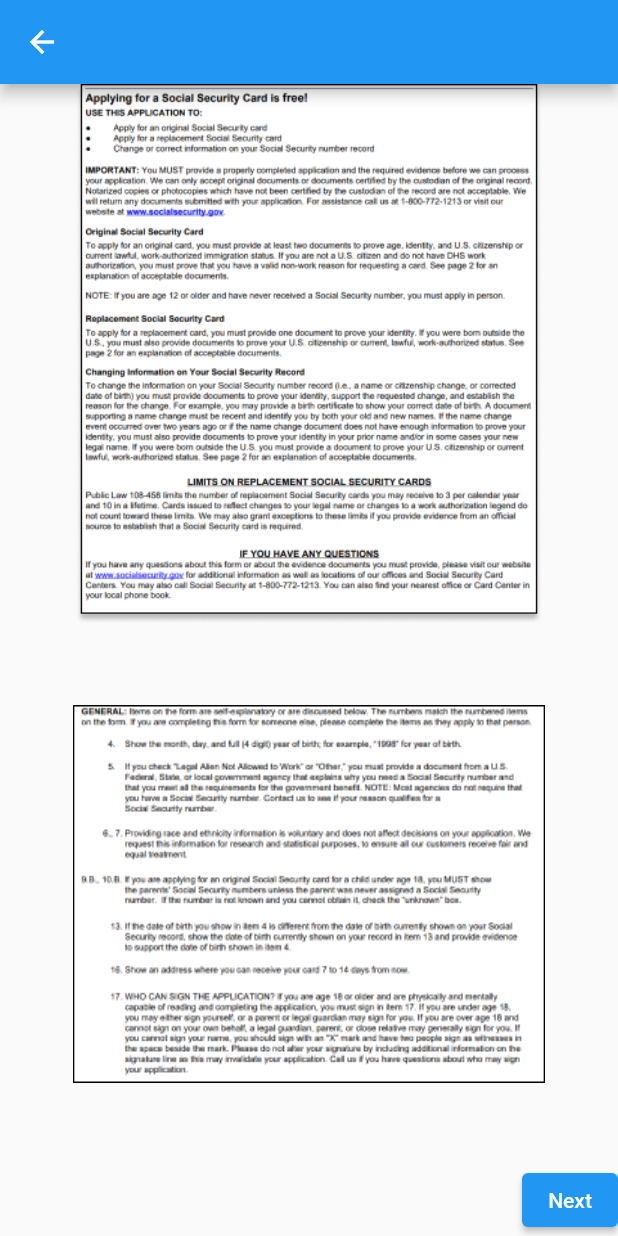
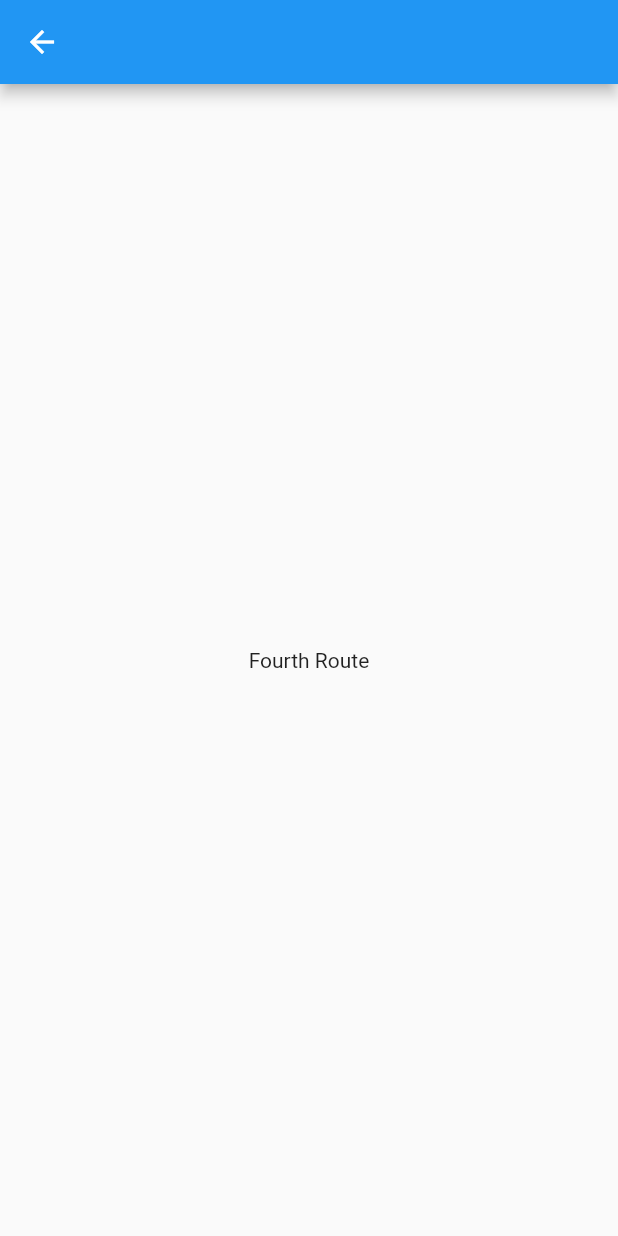
Before and after one commit to harsh1ni/flutter_app, a Flutter app: the ThirdRoute screen opened directly, after a tap on "Next", on a phone screen of 412 x 824 dp. Run offline on Flutter 3.47's test engine with Material 2 defaults, Android fonts, the phone set to English and light mode, and no system bars.

Commit message:
Code that doesn't scroll (mix of mine and a)

```diff
--- a/flutter_application_1/lib/main.dart
+++ b/flutter_application_1/lib/main.dart
@@ -4,13 +4,29 @@ void main() {
   runApp(const MyApp());
 }
 
+void navigateToSecond(BuildContext context) {
+  Navigator.push(
+    context,
+    MaterialPageRoute(builder: (context) => const SecondRoute()),
+  );
+}
+
+void navigateToThird(BuildContext context) {
+  Navigator.push(
+    context,
+    MaterialPageRoute(builder: (context) => const ThirdRoute()),
+  );
+}
+
+void navigateToFourth(BuildContext context) {
+  Navigator.push(
+    context,
+    MaterialPageRoute(builder: (context) => const FourthRoute()),
+  );
+}
+
 class MyApp extends StatelessWidget {
-  const MyApp({super.key});
-
-  void onNextButtonPressed() {
-    // Add your logic for the Next button functionality here
-    print('Next button pressed');
-  }
+  const MyApp({Key? key}) : super(key: key);
 
   @override
   Widget build(BuildContext context) {
@@ -32,8 +48,7 @@ class MyApp extends StatelessWidget {
               bottom: 16,
               right: 16,
               child: ElevatedButton(
-                onPressed:
-                    onNextButtonPressed, // Set the onPressed callback to the function you want to execute
+                onPressed: () => navigateToSecond(context),
                 style: ElevatedButton.styleFrom(
                   backgroundColor: Colors.grey[300],
                 ),
@@ -48,87 +63,41 @@ class MyApp extends StatelessWidget {
 }
 
 class SecondRoute extends StatelessWidget {
-  const SecondRoute({super.key});
+  const SecondRoute({Key? key}) : super(key: key);
 
   @override
   Widget build(BuildContext context) {
     return Scaffold(
-      appBar: AppBar(
-          //title: const Text('Second Route'),
-          ),
+      appBar: AppBar(),
       body: Column(
         mainAxisSize: MainAxisSize.max,
-          //mainAxisAlignment: MainAxisAlignment.center,
         children: [
-            // ElevatedButton(
-            //   onPressed: () {
-            //     Navigator.pop(context);
-            //   },
-            //   child: const Text('Back'),
-            // ),
-
-            // ElevatedButton(
-            //   onPressed: () {
-            //     Navigator.pop(context);
-            //   },
-            //   child: const Text('Back'),
-            // ),
-
           Image(image: AssetImage('images/logo2.png')),
-
-            // Image(image: AssetImage('images/logo.png')),
-
-            //Image(image: AssetImage('images/WelcomeLegal.png')),
-
           Align(
             alignment: Alignment.center,
             child: Image(image: AssetImage('images/WelcomeLegal.png')),
           ),
-
           Text('     '),
-
           ElevatedButton(
-              onPressed: () {
-                Navigator.push(
-                  context,
-                  MaterialPageRoute(builder: (context) => const ThirdRoute()),
-                );
-                //Navigator.push(context.MaterialPageRoute(builder:(context)=>seconscreen))
-              },
+            onPressed: () => navigateToThird(context),
             child: const Text('Social Security Form'),
           ),
-
-            // ElevatedButton(
-            //   onPressed: () {},
-            //   child: const Text('Social Security Form'),
-            // ),
-          ]),
+        ],
+      ),
     );
   }
 }
 
 class ThirdRoute extends StatelessWidget {
-  const ThirdRoute({super.key});
+  const ThirdRoute({Key? key}) : super(key: key);
 
   @override
   Widget build(BuildContext context) {
     return Scaffold(
-      appBar: AppBar(
-          //title: const Text('Second Route'),
-          ),
+      appBar: AppBar(),
       body: Column(
         mainAxisSize: MainAxisSize.max,
-          //mainAxisAlignment: MainAxisAlignment.center,
         children: [
-            // Align(
-            //   alignment: Alignment.topLeft,
-            //   child: ElevatedButton(
-            //     onPressed: () {
-            //       Navigator.pop(context);
-            //     },
-            //     child: const Text('Back'),
-            //   ),
-            // ),
           Expanded(
             child: Image(image: AssetImage('images/sstop.png')),
           ),
@@ -138,23 +107,26 @@ class ThirdRoute extends StatelessWidget {
           Align(
             alignment: Alignment.bottomRight,
             child: ElevatedButton(
-                onPressed: () {},
+              onPressed: () => navigateToFourth(context),
               child: const Text('Next'),
             ),
           ),
-
-            // ElevatedButton(
-            //   onPressed: () {
-            //     Navigator.pop(context);
-            //   },
-            //   child: const Text('Back'),
-            // ),
-
-            // ElevatedButton(
-            //   onPressed: () {},
-            //   child: const Text('Social Security Form'),
-            // ),
-          ]),
+        ],
+      ),
     );
   }
 }
+
+class FourthRoute extends StatelessWidget {
+  const FourthRoute({Key? key}) : super(key: key);
+
+  @override
+  Widget build(BuildContext context) {
+    return Scaffold(
+      appBar: AppBar(),
+      body: Center(
+        child: Text('Fourth Route'),
+      ),
+    );
+  }
+}
```
Lines whose indentation alone changed are shown as unchanged.
